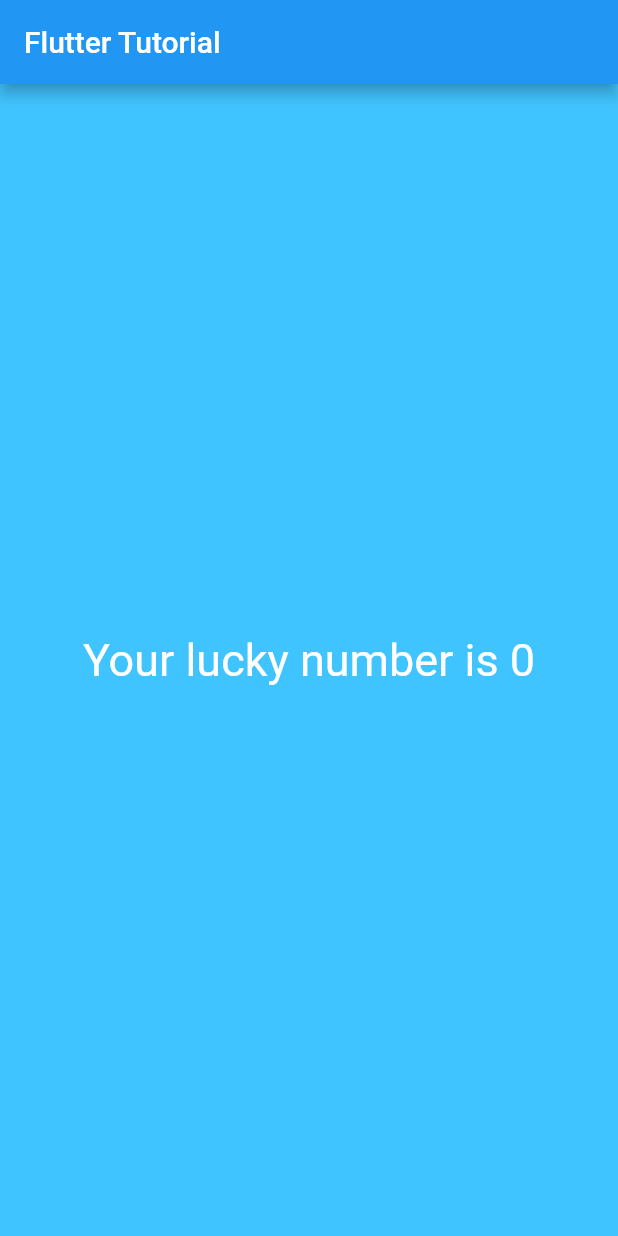
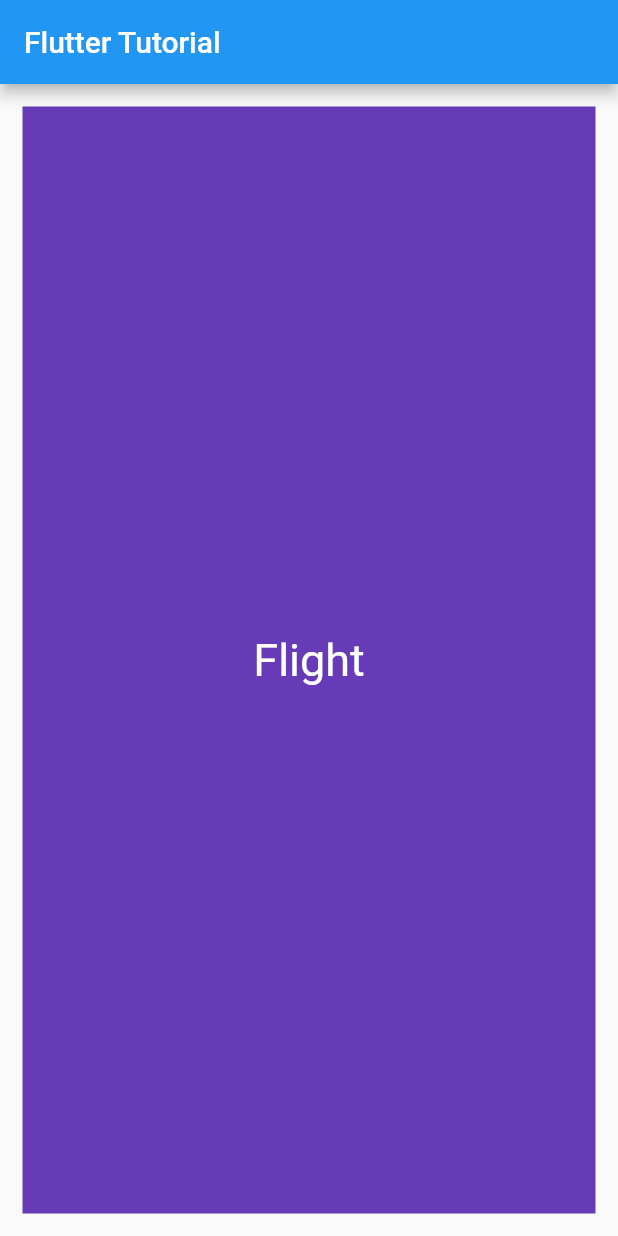
Before and after one commit to VijayGanganapalli/shriyank, a Flutter app: the screen it shows after launch, on a phone screen of 412 x 824 dp. Run offline on Flutter 3.47's test engine with Material 2 defaults, Android fonts, the phone set to English and light mode, and no system bars.

Commit message:
container, margin, padding and box contraints

```diff
--- a/flutter_tutorial/lib/app_screens/first_screen.dart
+++ b/flutter_tutorial/lib/app_screens/first_screen.dart
@@ -1,25 +1,19 @@
 import 'package:flutter/material.dart';
-import 'dart:math';
 
 class FirstScreen extends StatelessWidget {
   @override
   Widget build(BuildContext context) {
-    return Material(
-      color: Colors.lightBlueAccent,
-      child: Center(
+    return Center(
+      child: Container(
+        alignment: Alignment.center,
+        color: Colors.deepPurple,
+        margin: EdgeInsets.all(15.0),
         child: Text(
-          generateLuckyNumber(),
+          "Flight",
           textDirection: TextDirection.ltr,
           style: TextStyle(color: Colors.white, fontSize: 30.0),
         ),
       ),
     );
   }
-
-  //TODO: write a function to generateLuckyNumber
-  String generateLuckyNumber() {
-    var random = Random();
-    int luckyNumber = random.nextInt(10);
-    return "Your lucky number is $luckyNumber";
-  }
 }
--- /dev/null
+++ b/flutter_tutorial/lib/app_screens/home_screen.dart
@@ -0,0 +1,14 @@
+import 'package:flutter/material.dart';
+import './first_screen.dart';
+
+class HomeScreen extends StatelessWidget {
+  @override
+  Widget build(BuildContext context) {
+    return Scaffold(
+      appBar: AppBar(
+        title: Text("Flutter Tutorial"),
+      ),
+      body: FirstScreen(),
+    );
+  }
+}
--- a/flutter_tutorial/lib/main.dart
+++ b/flutter_tutorial/lib/main.dart
@@ -1,6 +1,6 @@
 //TODO: import librarary
 import 'package:flutter/material.dart';
-import 'app_screens/first_screen.dart';
+import 'app_screens/home_screen.dart';
 
 //TODO: create main method
 void main() => runApp(MyApp());
@@ -10,12 +10,7 @@ class MyApp extends StatelessWidget {
   Widget build(BuildContext context) {
     return MaterialApp(
       title: "Flutter Tutorial",
-      home: Scaffold(
-        appBar: AppBar(
-          title: Text("Flutter Tutorial"),
-        ),
-        body: FirstScreen(),
-      ),
+      home: HomeScreen(),
     );
   }
 }
```
